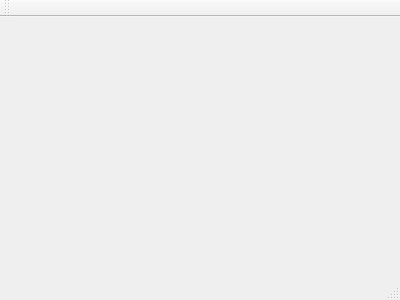
First picture: the form in GameTool/gametoolgui.ui, repository Sleicreider/GameTool, before the edit.
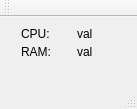
Second picture: the form after the edit.

Commit message: Added Ram, Cpu labels to QMainWindow and update the ram/cpu info to test

Diff of the .ui file:
```diff
--- a/GameTool/gametoolgui.ui
+++ b/GameTool/gametoolgui.ui
@@ -1,24 +1,88 @@
 <ui version="4.0">
  <class>GameToolGUI</class>
- <widget class="QMainWindow" name="GameToolGUI" >
-  <property name="geometry" >
+ <widget class="QMainWindow" name="GameToolGUI">
+  <property name="geometry">
    <rect>
     <x>0</x>
     <y>0</y>
-    <width>400</width>
-    <height>300</height>
+    <width>137</width>
+    <height>109</height>
    </rect>
   </property>
   <property name="windowTitle" >
    <string>GameToolGUI</string>
   </property>
-  <widget class="QMenuBar" name="menuBar" />
-  <widget class="QToolBar" name="mainToolBar" />
-  <widget class="QWidget" name="centralWidget" />
-  <widget class="QStatusBar" name="statusBar" />
+  <widget class="QWidget" name="centralWidget">
+   <widget class="QWidget" name="verticalLayoutWidget">
+    <property name="geometry">
+     <rect>
+      <x>10</x>
+      <y>0</y>
+      <width>128</width>
+      <height>51</height>
+     </rect>
+    </property>
+    <layout class="QVBoxLayout" name="verticalLayout">
+     <item>
+      <layout class="QHBoxLayout" name="horizontalLayout_3">
+       <item>
+        <widget class="QLabel" name="label_cpu">
+         <property name="text">
+          <string>CPU:</string>
+         </property>
+        </widget>
+       </item>
+       <item>
+        <widget class="QLabel" name="label_edit_cpu">
+         <property name="text">
+          <string>val</string>
+         </property>
+        </widget>
+       </item>
+      </layout>
+     </item>
+     <item>
+      <layout class="QHBoxLayout" name="horizontalLayout">
+       <item>
+        <widget class="QLabel" name="label_ram">
+         <property name="text">
+          <string>RAM:</string>
+         </property>
+        </widget>
+       </item>
+       <item>
+        <widget class="QLabel" name="label_edit_ram">
+         <property name="text">
+          <string>val</string>
+         </property>
+        </widget>
+       </item>
+      </layout>
+     </item>
+    </layout>
+   </widget>
+  </widget>
+  <widget class="QMenuBar" name="menuBar">
+   <property name="geometry">
+    <rect>
+     <x>0</x>
+     <y>0</y>
+     <width>137</width>
+     <height>21</height>
+    </rect>
+   </property>
+  </widget>
+  <widget class="QToolBar" name="mainToolBar">
+   <attribute name="toolBarArea">
+    <enum>TopToolBarArea</enum>
+   </attribute>
+   <attribute name="toolBarBreak">
+    <bool>false</bool>
+   </attribute>
+  </widget>
+  <widget class="QStatusBar" name="statusBar"/>
  </widget>
- <layoutDefault spacing="6" margin="11" />
- <pixmapfunction></pixmapfunction>
+ <layoutdefault spacing="6" margin="11"/>
  <resources/>
  <connections/>
 </ui>
```
Left out of the diff: 3 changed lines with no effect on the pictures. The commit also changes 3 other files.
